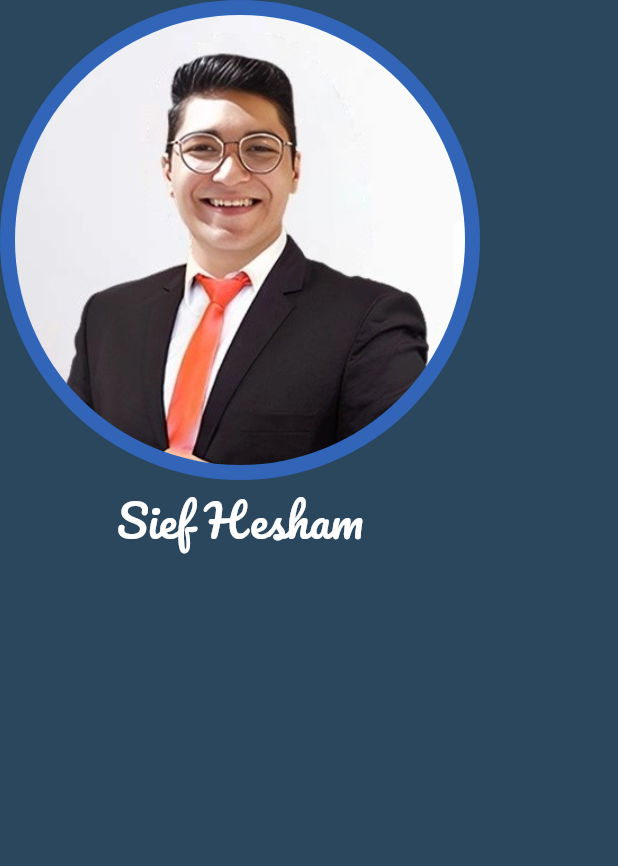
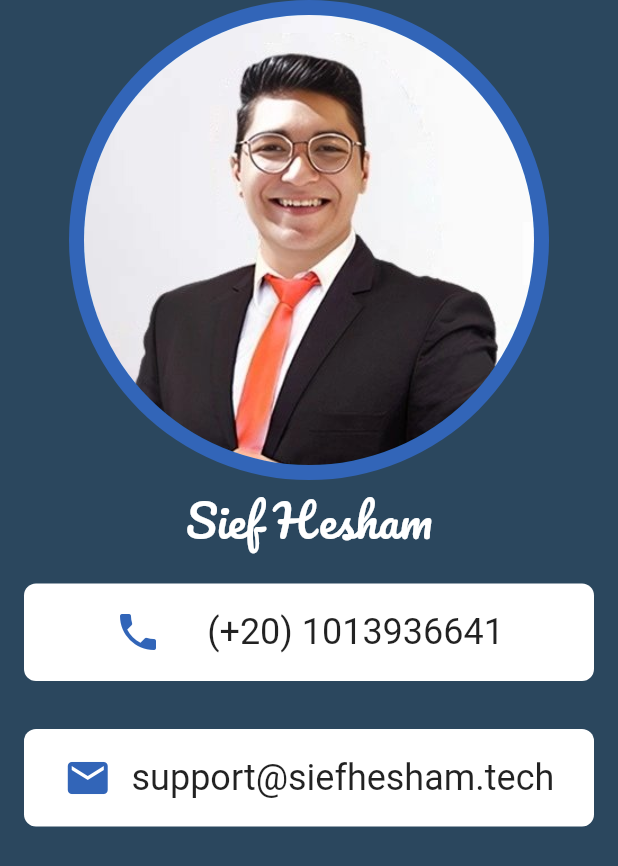
Before and after one commit to 0x3b3fc/business_card, a Flutter app: the screen it shows after launch, on a phone screen of 412 x 824 dp. Shown: the top 866 px of the screen. Run offline on Flutter 3.47's test engine with Material 2 defaults, Android fonts, the phone set to English and light mode, and no system bars.

Commit message:
create card data

```diff
--- a/lib/main.dart
+++ b/lib/main.dart
@@ -29,6 +29,80 @@ class BusinessCardApp extends StatelessWidget {
                 fontFamily: 'Pacifico',
               ),
             ),
+            Column(
+              children: [
+                Padding(
+                  padding: EdgeInsets.all(16),
+                  child: Container(
+                    decoration: BoxDecoration(
+                      color: Colors.white,
+                      borderRadius: BorderRadius.circular(8),
+                    ),
+                    height: 65,
+                    child: Row(
+                      mainAxisSize: MainAxisSize.min,
+                      children: [
+                        Spacer(
+                          flex: 2,
+                        ),
+                        Icon(
+                          Icons.phone,
+                          size: 32,
+                          color: Color(0xff3265B8),
+                        ),
+                        Spacer(
+                          flex: 1,
+                        ),
+                        Text(
+                          "(+20) 1013936641",
+                          style: TextStyle(
+                            fontSize: 24,
+                          ),
+                        ),
+                        Spacer(
+                          flex: 2,
+                        )
+                      ],
+                    ),
+                  ),
+                ),
+                Padding(
+                  padding: EdgeInsets.all(16),
+                  child: Container(
+                    decoration: BoxDecoration(
+                      color: Colors.white,
+                      borderRadius: BorderRadius.circular(8),
+                    ),
+                    height: 65,
+                    child: Row(
+                      mainAxisSize: MainAxisSize.min,
+                      children: [
+                        Spacer(
+                          flex: 2,
+                        ),
+                        Icon(
+                          Icons.mail,
+                          size: 32,
+                          color: Color(0xff3265B8),
+                        ),
+                        Spacer(
+                          flex: 1,
+                        ),
+                        Text(
+                          "support@siefhesham.tech",
+                          style: TextStyle(
+                            fontSize: 24,
+                          ),
+                        ),
+                        Spacer(
+                          flex: 2,
+                        )
+                      ],
+                    ),
+                  ),
+                ),
+              ],
+            )
           ],
         ),
       ),
```
